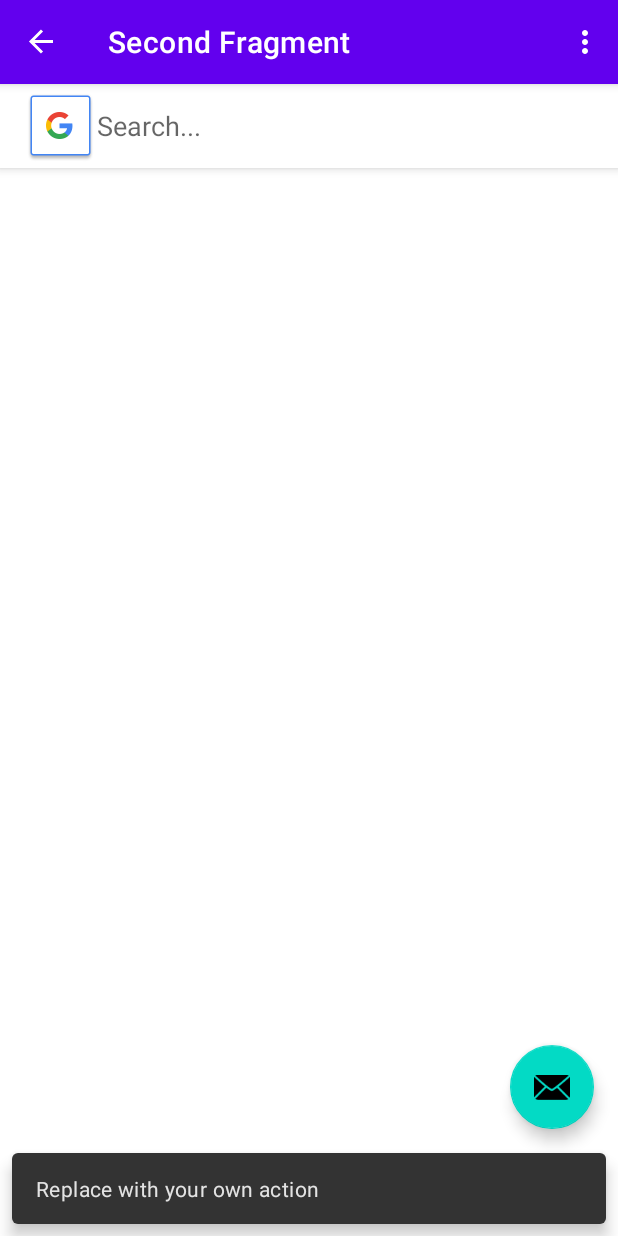
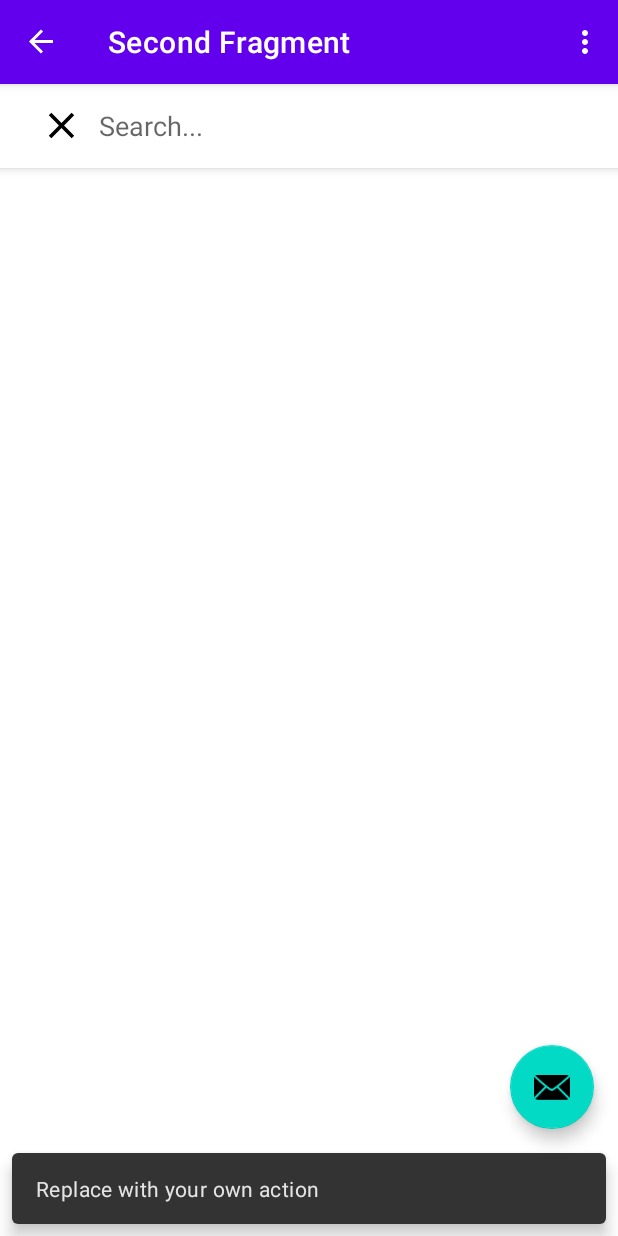
Before and after one commit to CAT304/Pocket_Guide_App, an Android app: the SearchFragment screen opened through its navigation route, after a tap on an icon or button, on a phone screen of 412 x 824 dp. Run offline under Robolectric (Android 15) with nearby library versions, the phone set to English and light mode, and no system bars; our stand-ins replace CircleImageView, Firebase (no records; nobody signed in at launch, a user with empty details on screens opened directly), Picasso, navigation-ui; libraries missing offline, so code that uses them is left out: com.hendraanggrian.appcompat; plain views replace SocialAutoCompleteTextView; 3 statements that could not run were skipped.

Commit message:
final-changes-for-search.

```diff
--- a/app/src/main/java/com/example/pocket_guide/Adapter/LocationAdapter.java
+++ b/app/src/main/java/com/example/pocket_guide/Adapter/LocationAdapter.java
@@ -64,7 +64,6 @@
     }
 
     public class ViewHolder extends RecyclerView.ViewHolder{
-
         public CircleImageView location_image;
         public TextView location_name;
         public ViewHolder(@NonNull View itemView) {
--- /dev/null
+++ b/app/src/main/res/drawable/ic_close2_foreground.xml
@@ -0,0 +1,15 @@
+<vector xmlns:android="http://schemas.android.com/apk/res/android"
+    android:width="50dp"
+    android:height="50dp"
+    android:viewportWidth="108"
+    android:viewportHeight="108"
+    android:tint="#000000">
+  <group android:scaleX="2.61"
+      android:scaleY="2.61"
+      android:translateX="22.68"
+      android:translateY="22.68">
+    <path
+        android:fillColor="@android:color/white"
+        android:pathData="M19,6.41L17.59,5 12,10.59 6.41,5 5,6.41 10.59,12 5,17.59 6.41,19 12,13.41 17.59,19 19,17.59 13.41,12z"/>
+  </group>
+</vector>
--- a/app/src/main/res/layout/fragment_search.xml
+++ b/app/src/main/res/layout/fragment_search.xml
@@ -22,7 +22,7 @@
                 android:layout_height="wrap_content"
                 android:layout_marginStart="-100dp"
                 android:contentDescription="@string/search_location"
-                android:src="@drawable/common_google_signin_btn_icon_dark" />
+                android:src="@drawable/ic_close2_foreground" />
 
             <com.hendraanggrian.appcompat.widget.SocialAutoCompleteTextView
                 android:id="@+id/search_bar"
--- /dev/null
+++ b/app/src/main/res/mipmap-anydpi-v26/ic_close2.xml
@@ -0,0 +1,5 @@
+<?xml version="1.0" encoding="utf-8"?>
+<adaptive-icon xmlns:android="http://schemas.android.com/apk/res/android">
+    <background android:drawable="@drawable/ic_close2_background"/>
+    <foreground android:drawable="@drawable/ic_close2_foreground"/>
+</adaptive-icon>
--- /dev/null
+++ b/app/src/main/res/mipmap-anydpi-v26/ic_close2_round.xml
@@ -0,0 +1,5 @@
+<?xml version="1.0" encoding="utf-8"?>
+<adaptive-icon xmlns:android="http://schemas.android.com/apk/res/android">
+    <background android:drawable="@drawable/ic_close2_background"/>
+    <foreground android:drawable="@drawable/ic_close2_foreground"/>
+</adaptive-icon>
```
Also changed, not shown: app/src/main/res/drawable/ic_close2_background.xml (added, +74 -0 lines), app/src/main/ic_close2-playstore.png (added), app/src/main/res/mipmap-hdpi/ic_close2.png (added), app/src/main/res/mipmap-hdpi/ic_close2_round.png (added), app/src/main/res/mipmap-mdpi/ic_close2.png (added), app/src/main/res/mipmap-mdpi/ic_close2_round.png (added), app/src/main/res/mipmap-xhdpi/ic_close2.png (added), app/src/main/res/mipmap-xhdpi/ic_close2_round.png (added), app/src/main/res/mipmap-xxhdpi/ic_close2.png (added), app/src/main/res/mipmap-xxhdpi/ic_close2_round.png (added), app/src/main/res/mipmap-xxxhdpi/ic_close2.png (added), app/src/main/res/mipmap-xxxhdpi/ic_close2_round.png (added).
